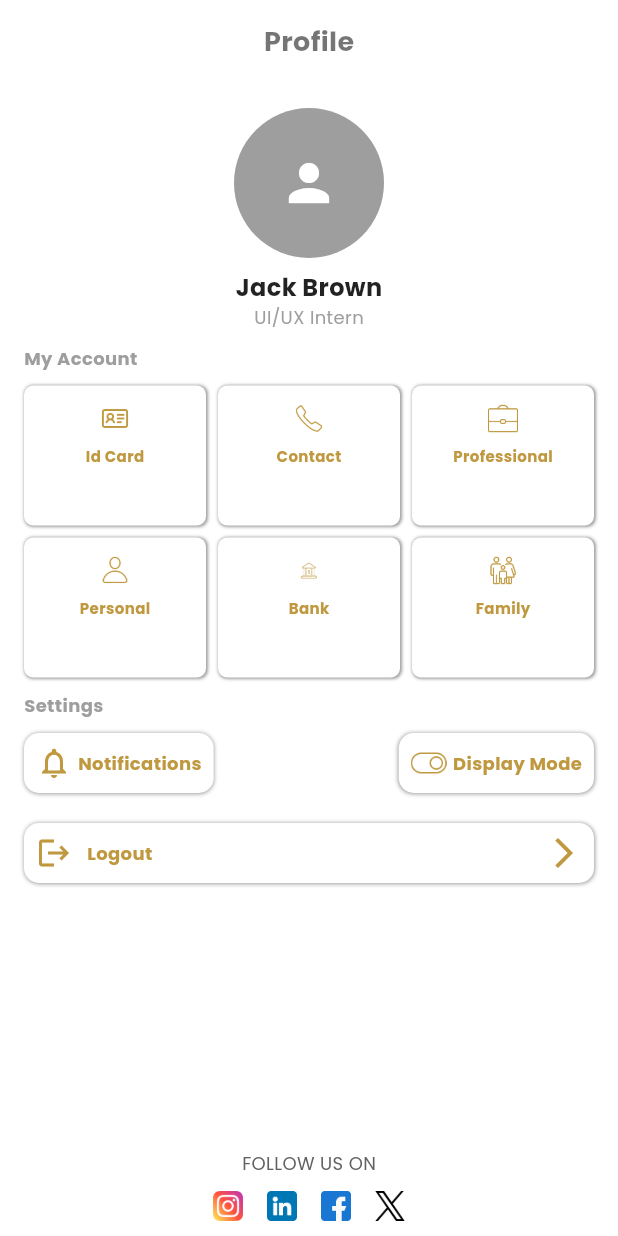
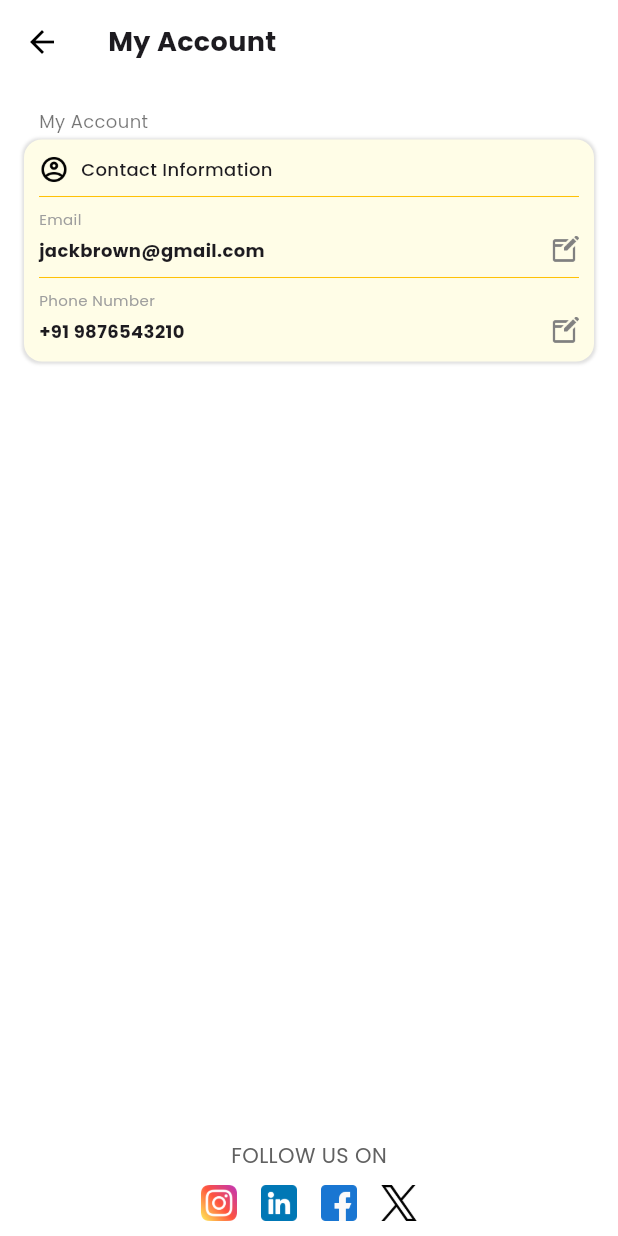
Before and after one commit to RN4545/tys_user_attendance, a Flutter app: the ScreenProfile screen opened by its route, after a tap on "Contact", on a phone screen of 412 x 824 dp. Run offline on Flutter 3.47's test engine with Material 3 defaults, Android fonts, the phone set to English and light mode, and no system bars; our stand-ins replace cached_network_image, device_info_plus, get, google_fonts, image_gallery_saver, percent_indicator and 4 more; missing offline and left inert: in_app_notification; accounts and stored records are empty.

Commit message:
contact info screen is created

```diff
--- /dev/null
+++ b/lib/app/modules/screen_contact_information/screen_contact_information.dart
@@ -0,0 +1,200 @@
+import 'package:flutter/material.dart';
+import 'package:get/get.dart';
+import 'package:tys_user_attendance/app/shared/init.dart';
+import 'package:tys_user_attendance/app/utils/AppFont.dart';
+
+class ScreenContactInformation extends StatelessWidget {
+  const ScreenContactInformation({super.key});
+
+  @override
+  Widget build(BuildContext context) {
+    return Scaffold(
+      appBar: AppBar(
+        title: Text(
+          "My Account",
+          style: Get.textTheme.bodyMedium!
+              .copyWith(fontSize: font18, fontWeight: FontWeight.bold),
+        ),
+      ),
+      body: _body(),
+      bottomNavigationBar: _bottomSocialIcons(),
+      // bottomNavigationBar: _bottomSocialIcons(),
+    );
+  }
+
+  Widget _body() {
+    return Padding(
+      padding: const EdgeInsets.all(16.0),
+      child: Column(
+        mainAxisAlignment: MainAxisAlignment.start,
+        crossAxisAlignment: CrossAxisAlignment.start,
+        mainAxisSize: MainAxisSize.min,
+        children: [
+          _myAccount(),
+
+        ],
+      ),
+    );
+  }
+
+  Widget _myAccount() {
+    return Column(
+      mainAxisAlignment: MainAxisAlignment.start,
+      crossAxisAlignment: CrossAxisAlignment.start,
+      mainAxisSize: MainAxisSize.min,
+      children: [
+        Padding(
+          padding: const EdgeInsets.only(left: 10.0),
+          child: Text(
+            "My Account",
+            style: Get.textTheme.bodyMedium!
+                .copyWith(fontSize: font12, color: Colors.black54),
+          ),
+        ),
+        const SizedBox(
+          height: 4.0,
+        ),
+        Container(
+          padding: const EdgeInsets.all(10.0),
+          width: double.infinity,
+          decoration: BoxDecoration(
+            borderRadius: BorderRadius.circular(12.0),
+            color: Colors.yellow.shade50,
+            boxShadow: [
+              BoxShadow(
+                  offset: const Offset(0.2, 0.2),
+                  spreadRadius: 1,
+                  blurRadius: 1,
+                  color: Colors.grey.shade300),
+            ],
+          ),
+          child: Column(
+            mainAxisAlignment: MainAxisAlignment.start,
+            crossAxisAlignment: CrossAxisAlignment.start,
+            mainAxisSize: MainAxisSize.min,
+            children: [
+              Row(
+                children: [
+                  Image.asset(
+                    "assets/images/profile_icon.png",
+                    width: 20.0,
+                    height: 20.0,
+                  ),
+                  const SizedBox(
+                    width: 8.0,
+                  ),
+                  Text(
+                    "Contact Information",
+                    style: Get.textTheme.bodyMedium!.copyWith(
+                        fontSize: font12, fontWeight: FontWeight.w500),
+                  ),
+                ],
+              ),
+              const Divider(
+                thickness: 0.7,
+                color: Colors.amber,
+              ),
+              Text(
+                "Email",
+                style: Get.textTheme.bodyMedium!
+                    .copyWith(fontSize: font10, color: Colors.grey),
+              ),
+              const SizedBox(
+                height: 4.0,
+              ),
+              Row(
+                mainAxisAlignment: MainAxisAlignment.spaceBetween,
+                children: [
+                  Text(
+                    "jackbrown@gmail.com",
+                    style: Get.textTheme.bodyMedium!.copyWith(
+                        fontSize: font12, fontWeight: FontWeight.bold),
+                  ),
+                  Image.asset(
+                    "assets/images/edit_icon.png",
+                    height: 20.0,
+                    width: 20.0,
+                  )
+                ],
+              ),
+              const Divider(
+                thickness: 0.7,
+                color: Colors.amber,
+              ),
+              Text(
+                "Phone Number",
+                style: Get.textTheme.bodyMedium!
+                    .copyWith(fontSize: font10, color: Colors.grey),
+              ),
+              const SizedBox(
+                height: 4.0,
+              ),
+              Row(
+                mainAxisAlignment: MainAxisAlignment.spaceBetween,
+                children: [
+                  Text(
+                    "+91 9876543210",
+                    style: Get.textTheme.bodyMedium!.copyWith(
+                        fontSize: font12, fontWeight: FontWeight.bold),
+                  ),
+                  Image.asset(
+                    "assets/images/edit_icon.png",
+                    height: 20.0,
+                    width: 20.0,
+                  )
+                ],
+              ),
+            ],
+          ),
+        )
+      ],
+    );
+  }
+
+  Widget _bottomSocialIcons() {
+    return Padding(
+      padding: const EdgeInsets.only(bottom: 10.0),
+      child: Column(
+        mainAxisSize: MainAxisSize.min,
+        children: [
+          Text(
+            "FOLLOW US ON",
+            style: Get.textTheme.bodyMedium!.copyWith(
+              fontSize: font14,
+              color: Colors.grey.shade700,
+            ),
+          ),
+          const SizedBox(height: 10),
+          const Row(
+            mainAxisAlignment: MainAxisAlignment.center,
+            children: [
+              Image(
+                height: 24,
+                width: 24,
+                image: AssetImage('assets/images/instagram.png'),
+              ),
+              SizedBox(width: 16),
+              Image(
+                height: 24,
+                width: 24,
+                image: AssetImage('assets/images/linkedin.png'),
+              ),
+              SizedBox(width: 16),
+              Image(
+                height: 24,
+                width: 24,
+                image: AssetImage('assets/images/facebook.png'),
+              ),
+              SizedBox(width: 16),
+              Image(
+                height: 24,
+                width: 24,
+                image: AssetImage('assets/images/twitter.png'),
+              ),
+            ],
+          ),
+        ],
+      ),
+    );
+  }
+}
--- /dev/null
+++ b/lib/app/modules/screen_contact_information/screen_contact_information_bindings.dart
@@ -0,0 +1,11 @@
+import 'package:get/get.dart';
+import 'package:tys_user_attendance/app/modules/screen_contact_information/screen_contact_information_controller.dart';
+
+class ScreenContactInformationBindings implements Bindings {
+  @override
+  void dependencies() {
+    Get.lazyPut(
+      () => ScreenContactInformationController(),
+    );
+  }
+}
--- /dev/null
+++ b/lib/app/modules/screen_contact_information/screen_contact_information_controller.dart
@@ -0,0 +1,5 @@
+import 'package:get/get.dart';
+
+class ScreenContactInformationController extends GetxController{
+
+}
--- a/lib/app/modules/screen_profile_module/screen_profile.dart
+++ b/lib/app/modules/screen_profile_module/screen_profile.dart
@@ -96,9 +96,13 @@ class ScreenProfile extends GetView<ScreenProfileController> {
                 Init.instance.selectedTitle.value = item.title ?? "";
                 Get.log(
                     "Selected value : ${Init.instance.selectedTitle.value}");
-                if (Init.instance.selectedTitle.value == "Id Card") {
-                  Get.toNamed(RouteNames.screenIdCard);
-                }
+
+                controller.routeReDirect();
+                // if (Init.instance.selectedTitle.value == "Id Card") {
+                //   Get.toNamed(RouteNames.screenIdCard);
+                // } else if (Init.instance.selectedTitle.value == "Contact") {
+                //   Get.toNamed(RouteNames.screenContactInfo);
+                // }
               },
               child: Container(
                 padding: const EdgeInsets.all(12.0), // Reduced padding
@@ -282,7 +286,7 @@ class ScreenProfile extends GetView<ScreenProfileController> {
             ],
           ),
           child: InkWell(
-            onTap: () async{
+            onTap: () async {
               await AuthRepo().logOut();
               Get.offAllNamed(RouteNames.login);
             },
--- a/lib/app/modules/screen_profile_module/screen_profile_controller.dart
+++ b/lib/app/modules/screen_profile_module/screen_profile_controller.dart
@@ -1,6 +1,9 @@
 import 'package:flutter/material.dart';
 import 'package:get/get.dart';
+import 'package:tys_user_attendance/app/routes/route_names.dart';
+import 'package:tys_user_attendance/app/utils/AppFont.dart';
 import '../../data/pojo/itemPojo.dart';
+import '../../shared/init.dart';
 
 class ScreenProfileController extends GetxController {
   var employeeDetails = <ItemPojo>[].obs;
@@ -8,6 +11,7 @@ class ScreenProfileController extends GetxController {
   @override
   void onInit() {
     super.onInit();
+
     employeeDetails.add(
       ItemPojo(imageString: 'assets/images/id_card.png', title: "Id Card"),
     );
@@ -28,7 +32,25 @@ class ScreenProfileController extends GetxController {
     employeeDetails.add(
       ItemPojo(imageString: 'assets/images/family.png', title: "Family"),
     );
+
   }
 
-
+  void routeReDirect() {
+    switch (Init.instance.selectedTitle.value) {
+      case "Id Card":
+        Get.toNamed(RouteNames.screenIdCard);
+        break;
+      case "Contact":
+        Get.toNamed(RouteNames.screenContactInfo);
+        break;
+      default:
+        Center(
+          child: Text(
+            "Routes Not Found",
+            style: Get.textTheme.bodyMedium!
+                .copyWith(fontWeight: FontWeight.bold, fontSize: font22),
+          ),
+        );
+    }
+  }
 }
--- a/lib/app/routes/route_names.dart
+++ b/lib/app/routes/route_names.dart
@@ -14,4 +14,5 @@ abstract class RouteNames {
   static const screenIdCard= '/screen_id_card';
   static const screenSplash= '/screen_splash';
   static const screenRegularize = '/screen_regularize';
+  static const screenContactInfo = '/screen_contact_info';
 }
--- a/lib/app/routes/routes.dart
+++ b/lib/app/routes/routes.dart
@@ -4,6 +4,8 @@ import 'package:tys_user_attendance/app/modules/screen_apply_leave_module/screen
 import 'package:tys_user_attendance/app/modules/screen_apply_leave_module/screen_apply_leave_bindings.dart';
 import 'package:tys_user_attendance/app/modules/screen_attendance_module/screen_attendance.dart';
 import 'package:tys_user_attendance/app/modules/screen_attendance_module/screen_attendance_bindings.dart';
+import 'package:tys_user_attendance/app/modules/screen_contact_information/screen_contact_information.dart';
+import 'package:tys_user_attendance/app/modules/screen_contact_information/screen_contact_information_bindings.dart';
 import 'package:tys_user_attendance/app/modules/screen_holiday_module/screen_holiday_bindings.dart';
 import 'package:tys_user_attendance/app/modules/screen_home_module/screen_home.dart';
 import 'package:tys_user_attendance/app/modules/screen_id_card_module/screen_id_card.dart';
@@ -109,5 +111,9 @@ class AppPages {
         name: RouteNames.screenRegularize,
         page: () => const ScreenRegularize(),
         binding: ScreenRegularizeBindings()),
+    GetPage(
+        name: RouteNames.screenContactInfo,
+        page: () => const ScreenContactInformation(),
+        binding: ScreenContactInformationBindings())
   ];
 }
--- a/lib/app/shared/init.dart
+++ b/lib/app/shared/init.dart
@@ -4,4 +4,6 @@ import 'package:tys_user_attendance/app/data/pojo/itemPojo.dart';
 class Init extends GetxService {
   static Init get instance => Get.find<Init>();
   var selectedTitle = ''.obs;
+
+
 }
--- a/pubspec.yaml
+++ b/pubspec.yaml
@@ -156,6 +156,8 @@ flutter:
     - assets/images/regularize.png
     - assets/images/apply_leave.png
     - assets/images/tys_qr_img.png
+    - assets/images/profile_icon.png
+    - assets/images/edit_icon.png
 
   # An image asset can refer to one or more resolution-specific "variants", see
   # https://flutter.dev/to/resolution-aware-images
```
Also changed, not shown: assets/images/edit_icon.png (added), assets/images/profile_icon.png (added).
